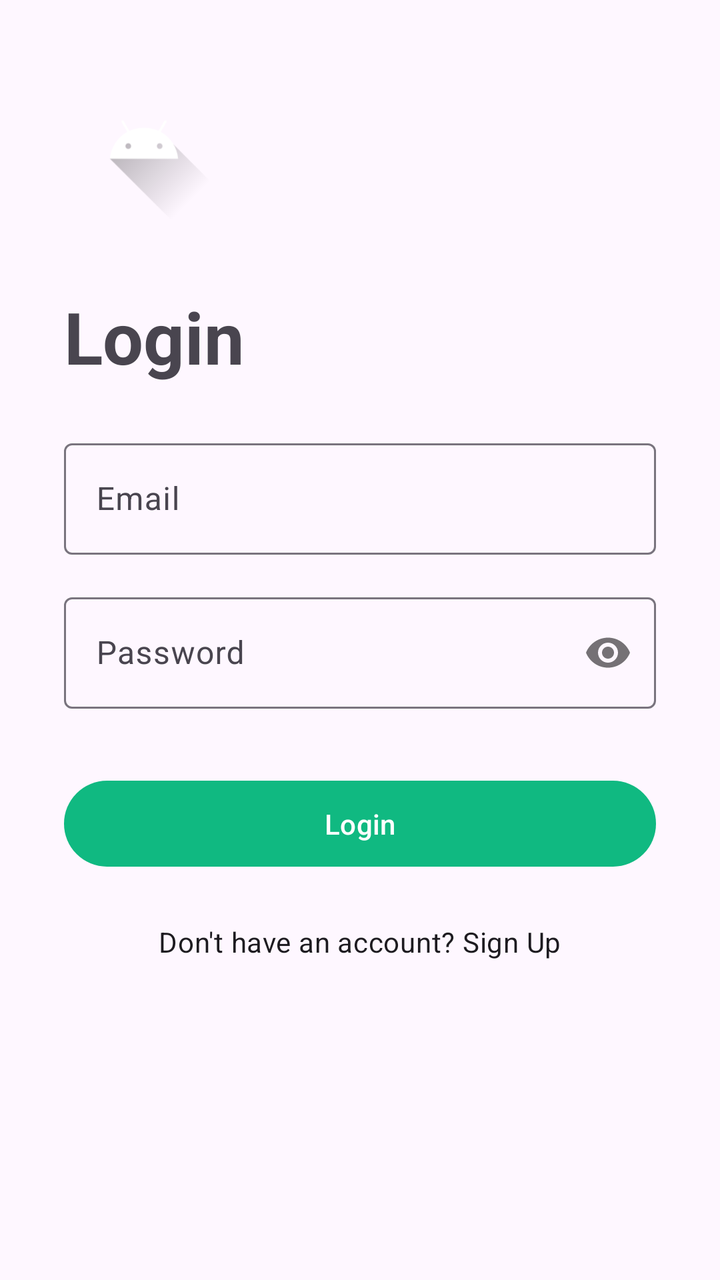
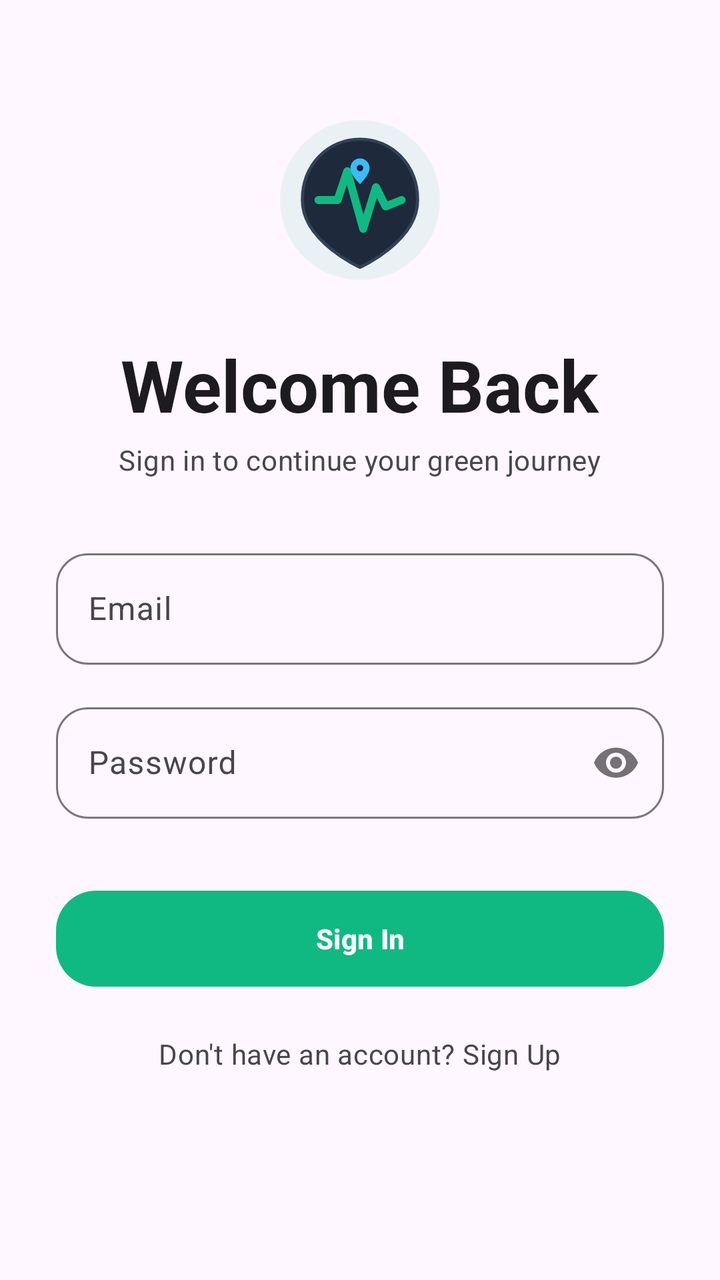

Two renders of the same Android screen: before a commit and after it. Below are the layout's source before the change and the commit's diff.
<!-- AndroidManifest.xml: application theme Theme.UrbanPulse -->
<!-- res/layout/activity_login.xml -->
<?xml version="1.0" encoding="utf-8"?>
<ScrollView
    xmlns:android="http://schemas.android.com/apk/res/android"
    xmlns:app="http://schemas.android.com/apk/res-auto"
    xmlns:tools="http://schemas.android.com/tools"
    android:layout_width="match_parent"
    android:layout_height="match_parent"
    android:background="?attr/colorSurface"
    android:fillViewport="true"
    tools:context=".LoginActivity">

    <androidx.constraintlayout.widget.ConstraintLayout
        android:layout_width="match_parent"
        android:layout_height="wrap_content"
        android:padding="32dp">

        <ImageView
            android:id="@+id/logo"
            android:layout_width="80dp"
            android:layout_height="80dp"
            android:src="@drawable/ic_launcher_foreground"
            app:layout_constraintStart_toStartOf="parent"
            app:layout_constraintTop_toTopOf="parent"
            android:contentDescription="@string/app_name" />

        <TextView
            android:id="@+id/titleTextView"
            android:layout_width="wrap_content"
            android:layout_height="wrap_content"
            android:layout_marginTop="32dp"
            android:text="Login"
            android:textAppearance="@style/TextAppearance.Material3.DisplaySmall"
            android:textStyle="bold"
            app:layout_constraintStart_toStartOf="parent"
            app:layout_constraintTop_toBottomOf="@id/logo" />

        <com.google.android.material.textfield.TextInputLayout
            android:id="@+id/emailInputLayout"
            style="@style/Widget.Material3.TextInputLayout.OutlinedBox"
            android:layout_width="0dp"
            android:layout_height="wrap_content"
            android:layout_marginTop="24dp"
            android:hint="Email"
            app:layout_constraintEnd_toEndOf="parent"
            app:layout_constraintStart_toStartOf="parent"
            app:layout_constraintTop_toBottomOf="@id/titleTextView">

            <com.google.android.material.textfield.TextInputEditText
                android:id="@+id/emailEditText"
                android:layout_width="match_parent"
                android:layout_height="wrap_content"
                android:inputType="textEmailAddress" />

        </com.google.android.material.textfield.TextInputLayout>

        <com.google.android.material.textfield.TextInputLayout
            android:id="@+id/passwordInputLayout"
            style="@style/Widget.Material3.TextInputLayout.OutlinedBox"
            android:layout_width="0dp"
            android:layout_height="wrap_content"
            android:layout_marginTop="16dp"
            android:hint="Password"
            app:layout_constraintEnd_toEndOf="parent"
            app:layout_constraintStart_toStartOf="parent"
            app:layout_constraintTop_toBottomOf="@id/emailInputLayout"
            app:passwordToggleEnabled="true">

            <com.google.android.material.textfield.TextInputEditText
                android:id="@+id/passwordEditText"
                android:layout_width="match_parent"
                android:layout_height="wrap_content"
                android:inputType="textPassword" />

        </com.google.android.material.textfield.TextInputLayout>

        <com.google.android.material.button.MaterialButton
            android:id="@+id/loginButton"
            android:layout_width="0dp"
            android:layout_height="wrap_content"
            android:layout_marginTop="32dp"
            android:paddingVertical="12dp"
            android:text="Login"
            app:layout_constraintEnd_toEndOf="parent"
            app:layout_constraintStart_toStartOf="parent"
            app:layout_constraintTop_toBottomOf="@id/passwordInputLayout" />

        <TextView
            android:id="@+id/signUpPromptTextView"
            android:layout_width="wrap_content"
            android:layout_height="wrap_content"
            android:layout_marginTop="24dp"
            android:text="Don't have an account? Sign Up"
            android:textAppearance="?attr/textAppearanceBodyMedium"
            app:layout_constraintEnd_toEndOf="parent"
            app:layout_constraintStart_toStartOf="parent"
            app:layout_constraintTop_toBottomOf="@id/loginButton" />

    </androidx.constraintlayout.widget.ConstraintLayout>
</ScrollView>
<!-- resources referenced by this layout -->
<resources>
  <!-- drawable ic_launcher_foreground (drawable) -->
  <vector xmlns:android="http://schemas.android.com/apk/res/android"
      xmlns:aapt="http://schemas.android.com/aapt"
      android:width="108dp"
      android:height="108dp"
      android:viewportWidth="108"
      android:viewportHeight="108">
      <path android:pathData="M31,63.928c0,0 6.4,-11 12.1,-13.1c7.2,-2.6 26,-1.4 26,-1.4l38.1,38.1L107,108.928l-32,-1L31,63.928z">
          <aapt:attr name="android:fillColor">
              <gradient
                  android:endX="85.84757"
                  android:endY="92.4963"
                  android:startX="42.9492"
                  android:startY="49.59793"
                  android:type="linear">
                  <item
                      android:color="#44000000"
                      android:offset="0.0" />
                  <item
                      android:color="#00000000"
                      android:offset="1.0" />
              </gradient>
          </aapt:attr>
      </path>
      <path
          android:fillColor="#FFFFFF"
          android:fillType="nonZero"
          android:pathData="M65.3,45.828l3.8,-6.6c0.2,-0.4 0.1,-0.9 -0.3,-1.1c-0.4,-0.2 -0.9,-0.1 -1.1,0.3l-3.9,6.7c-6.3,-2.8 -13.4,-2.8 -19.7,0l-3.9,-6.7c-0.2,-0.4 -0.7,-0.5 -1.1,-0.3C38.8,38.328 38.7,38.828 38.9,39.228l3.8,6.6C36.2,49.428 31.7,56.028 31,63.928h46C76.3,56.028 71.8,49.428 65.3,45.828zM43.4,57.328c-0.8,0 -1.5,-0.5 -1.8,-1.2c-0.3,-0.7 -0.1,-1.5 0.4,-2.1c0.5,-0.5 1.4,-0.7 2.1,-0.4c0.7,0.3 1.2,1 1.2,1.8C45.3,56.528 44.5,57.328 43.4,57.328L43.4,57.328zM64.6,57.328c-0.8,0 -1.5,-0.5 -1.8,-1.2s-0.1,-1.5 0.4,-2.1c0.5,-0.5 1.4,-0.7 2.1,-0.4c0.7,0.3 1.2,1 1.2,1.8C66.5,56.528 65.6,57.328 64.6,57.328L64.6,57.328z"
          android:strokeWidth="1"
          android:strokeColor="#00000000" />
  </vector>
  <string name="app_name">UrbanPulse</string>
  <style name="Theme.UrbanPulse" parent="Theme.Material3.DayNight.NoActionBar">
          <item name="colorPrimary">@color/primary_green</item>
          <item name="colorSecondary">@color/teal_700</item>
          <item name="android:statusBarColor">?attr/colorSurface</item>
          <item name="android:windowLightStatusBar" tools:targetApi="m">true</item>
      </style>
  <color name="primary_green">#10B981</color>
  <color name="teal_700">#0F766E</color>
</resources>

<!-- the commit's change to res/layout/activity_login.xml (unified diff, before → after) -->
@@ -9,41 +9,50 @@
     android:fillViewport="true"
     tools:context=".LoginActivity">
 
-    <androidx.constraintlayout.widget.ConstraintLayout
+    <LinearLayout
         android:layout_width="match_parent"
         android:layout_height="wrap_content"
-        android:padding="32dp">
+        android:orientation="vertical"
+        android:padding="28dp"
+        android:gravity="center_horizontal">
 
         <ImageView
             android:id="@+id/logo"
-            android:layout_width="80dp"
-            android:layout_height="80dp"
-            android:src="@drawable/ic_launcher_foreground"
-            app:layout_constraintStart_toStartOf="parent"
-            app:layout_constraintTop_toTopOf="parent"
+            android:layout_width="96dp"
+            android:layout_height="96dp"
+            android:src="@drawable/ic_urbanpulse_logo"
+            android:layout_marginTop="24dp"
+            android:layout_marginBottom="20dp"
             android:contentDescription="@string/app_name" />
 
         <TextView
             android:id="@+id/titleTextView"
             android:layout_width="wrap_content"
             android:layout_height="wrap_content"
-            android:layout_marginTop="32dp"
-            android:text="Login"
+            android:text="Welcome Back"
             android:textAppearance="@style/TextAppearance.Material3.DisplaySmall"
             android:textStyle="bold"
-            app:layout_constraintStart_toStartOf="parent"
-            app:layout_constraintTop_toBottomOf="@id/logo" />
+            android:textColor="?attr/colorOnSurface" />
+
+        <TextView
+            android:layout_width="wrap_content"
+            android:layout_height="wrap_content"
+            android:text="Sign in to continue your green journey"
+            android:textAppearance="@style/TextAppearance.Material3.BodyMedium"
+            android:textColor="?attr/colorOnSurfaceVariant"
+            android:layout_marginTop="4dp"
+            android:layout_marginBottom="32dp" />
 
         <com.google.android.material.textfield.TextInputLayout
             android:id="@+id/emailInputLayout"
             style="@style/Widget.Material3.TextInputLayout.OutlinedBox"
-            android:layout_width="0dp"
+            android:layout_width="match_parent"
             android:layout_height="wrap_content"
-            android:layout_marginTop="24dp"
             android:hint="Email"
-            app:layout_constraintEnd_toEndOf="parent"
-            app:layout_constraintStart_toStartOf="parent"
-            app:layout_constraintTop_toBottomOf="@id/titleTextView">
+            app:boxCornerRadiusTopStart="16dp"
+            app:boxCornerRadiusTopEnd="16dp"
+            app:boxCornerRadiusBottomStart="16dp"
+            app:boxCornerRadiusBottomEnd="16dp">
 
             <com.google.android.material.textfield.TextInputEditText
                 android:id="@+id/emailEditText"
@@ -56,13 +65,14 @@
         <com.google.android.material.textfield.TextInputLayout
             android:id="@+id/passwordInputLayout"
             style="@style/Widget.Material3.TextInputLayout.OutlinedBox"
-            android:layout_width="0dp"
+            android:layout_width="match_parent"
             android:layout_height="wrap_content"
             android:layout_marginTop="16dp"
             android:hint="Password"
-            app:layout_constraintEnd_toEndOf="parent"
-            app:layout_constraintStart_toStartOf="parent"
-            app:layout_constraintTop_toBottomOf="@id/emailInputLayout"
+            app:boxCornerRadiusTopStart="16dp"
+            app:boxCornerRadiusTopEnd="16dp"
+            app:boxCornerRadiusBottomStart="16dp"
+            app:boxCornerRadiusBottomEnd="16dp"
             app:passwordToggleEnabled="true">
 
             <com.google.android.material.textfield.TextInputEditText
@@ -75,25 +85,25 @@
 
         <com.google.android.material.button.MaterialButton
             android:id="@+id/loginButton"
-            android:layout_width="0dp"
-            android:layout_height="wrap_content"
+            android:layout_width="match_parent"
+            android:layout_height="56dp"
             android:layout_marginTop="32dp"
-            android:paddingVertical="12dp"
-            android:text="Login"
-            app:layout_constraintEnd_toEndOf="parent"
-            app:layout_constraintStart_toStartOf="parent"
-            app:layout_constraintTop_toBottomOf="@id/passwordInputLayout" />
+            android:text="Sign In"
+            android:textColor="?attr/colorOnPrimary"
+            android:textStyle="bold"
+            app:backgroundTint="?attr/colorPrimary"
+            app:cornerRadius="20dp"
+            style="@style/Widget.Material3.Button" />
 
         <TextView
             android:id="@+id/signUpPromptTextView"
             android:layout_width="wrap_content"
             android:layout_height="wrap_content"
-            android:layout_marginTop="24dp"
+            android:layout_marginTop="20dp"
+            android:layout_marginBottom="24dp"
             android:text="Don't have an account? Sign Up"
             android:textAppearance="?attr/textAppearanceBodyMedium"
-            app:layout_constraintEnd_toEndOf="parent"
-            app:layout_constraintStart_toStartOf="parent"
-            app:layout_constraintTop_toBottomOf="@id/loginButton" />
+            android:textColor="?attr/colorOnSurfaceVariant" />
 
-    </androidx.constraintlayout.widget.ConstraintLayout>
+    </LinearLayout>
 </ScrollView>
<!-- resource entries referenced after the edit -->
@@ -1,35 +1,42 @@
 <!-- resources referenced by this layout -->
 <resources>
-  <!-- drawable ic_launcher_foreground (drawable) -->
+  <!-- drawable ic_urbanpulse_logo (drawable) -->
   <vector xmlns:android="http://schemas.android.com/apk/res/android"
-      xmlns:aapt="http://schemas.android.com/aapt"
-      android:width="108dp"
-      android:height="108dp"
-      android:viewportWidth="108"
-      android:viewportHeight="108">
-      <path android:pathData="M31,63.928c0,0 6.4,-11 12.1,-13.1c7.2,-2.6 26,-1.4 26,-1.4l38.1,38.1L107,108.928l-32,-1L31,63.928z">
-          <aapt:attr name="android:fillColor">
-              <gradient
-                  android:endX="85.84757"
-                  android:endY="92.4963"
-                  android:startX="42.9492"
-                  android:startY="49.59793"
-                  android:type="linear">
-                  <item
-                      android:color="#44000000"
-                      android:offset="0.0" />
-                  <item
-                      android:color="#00000000"
-                      android:offset="1.0" />
-              </gradient>
-          </aapt:attr>
-      </path>
+      android:width="120dp"
+      android:height="120dp"
+      android:viewportWidth="120"
+      android:viewportHeight="120">
+  
+      
       <path
-          android:fillColor="#FFFFFF"
-          android:fillType="nonZero"
-          android:pathData="M65.3,45.828l3.8,-6.6c0.2,-0.4 0.1,-0.9 -0.3,-1.1c-0.4,-0.2 -0.9,-0.1 -1.1,0.3l-3.9,6.7c-6.3,-2.8 -13.4,-2.8 -19.7,0l-3.9,-6.7c-0.2,-0.4 -0.7,-0.5 -1.1,-0.3C38.8,38.328 38.7,38.828 38.9,39.228l3.8,6.6C36.2,49.428 31.7,56.028 31,63.928h46C76.3,56.028 71.8,49.428 65.3,45.828zM43.4,57.328c-0.8,0 -1.5,-0.5 -1.8,-1.2c-0.3,-0.7 -0.1,-1.5 0.4,-2.1c0.5,-0.5 1.4,-0.7 2.1,-0.4c0.7,0.3 1.2,1 1.2,1.8C45.3,56.528 44.5,57.328 43.4,57.328L43.4,57.328zM64.6,57.328c-0.8,0 -1.5,-0.5 -1.8,-1.2s-0.1,-1.5 0.4,-2.1c0.5,-0.5 1.4,-0.7 2.1,-0.4c0.7,0.3 1.2,1 1.2,1.8C66.5,56.528 65.6,57.328 64.6,57.328L64.6,57.328z"
-          android:strokeWidth="1"
-          android:strokeColor="#00000000" />
+          android:fillColor="#1510B981"
+          android:pathData="M60,10 C87.61,10 110,32.39 110,60 C110,87.61 87.61,110 60,110 C32.39,110 10,87.61 10,60 C10,32.39 32.39,10 60,10 Z" />
+  
+      
+      <path
+          android:fillColor="#1E293B"
+          android:strokeColor="#334155"
+          android:strokeWidth="2"
+          android:pathData="M60,22 C80,22 96,38 96,60 C96,86 60,102 60,102 C60,102 24,86 24,60 C24,38 40,22 60,22 Z" />
+  
+      
+      <path
+          android:fillColor="#00000000"
+          android:strokeColor="#10B981"
+          android:strokeWidth="5"
+          android:strokeLineCap="round"
+          android:strokeLineJoin="round"
+          android:pathData="M34,60 L46,60 L52,42 L62,78 L70,52 L76,64 L86,60" />
+  
+      
+      <path
+          android:fillColor="#38BDF8"
+          android:pathData="M60,34 C63.3,34 66,36.7 66,40 C66,44.5 60,50 60,50 C60,50 54,44.5 54,40 C54,36.7 56.7,34 60,34 Z" />
+  
+      <path
+          android:fillColor="#0F172A"
+          android:pathData="M60,38 C61.1,38 62,38.9 62,40 C62,41.1 61.1,42 60,42 C58.9,42 58,41.1 58,40 C58,38.9 58.9,38 60,38 Z" />
+  
   </vector>
   <string name="app_name">UrbanPulse</string>
   <style name="Theme.UrbanPulse" parent="Theme.Material3.DayNight.NoActionBar">
